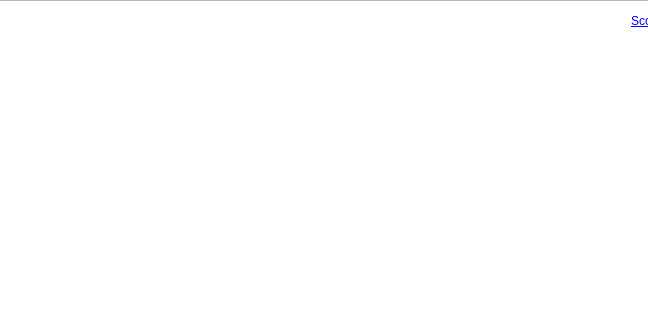
Qt form DDLSurvivor/PacmanFight/game.ui (moon-boat/QT-pacman-fight) before a commit; both pictures show x 250 to 898 and y 0 to 320 of the 1024 by 768 pixel window.
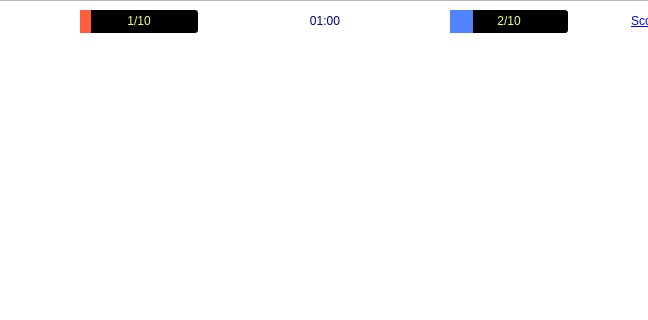
The same form after that commit. Icons and pictures are not drawn.

Patch:
```diff
--- a/DDLSurvivor/PacmanFight/game.ui
+++ b/DDLSurvivor/PacmanFight/game.ui
@@ -134,12 +134,104 @@
     <enum>Qt::NoFocus</enum>
    </property>
   </widget>
+  <widget class="QProgressBar" name="RedLifeBar">
+   <property name="geometry">
+    <rect>
+     <x>330</x>
+     <y>10</y>
+     <width>118</width>
+     <height>23</height>
+    </rect>
+   </property>
+   <property name="styleSheet">
+    <string notr="true">QProgressBar{
+	color: rgb(242, 255, 124);
+	background-color: rgb(0, 0, 0);
+	font: 700 9pt &quot;Microsoft YaHei UI&quot;;
+}
+QProgressBar::chunk{
+	background-color: rgb(255, 93, 61);
+}
+</string>
+   </property>
+   <property name="maximum">
+    <number>10</number>
+   </property>
+   <property name="value">
+    <number>1</number>
+   </property>
+   <property name="alignment">
+    <set>Qt::AlignCenter</set>
+   </property>
+   <property name="format">
+    <string>%v/%m</string>
+   </property>
+  </widget>
+  <widget class="QProgressBar" name="BlueLifeBar">
+   <property name="geometry">
+    <rect>
+     <x>700</x>
+     <y>10</y>
+     <width>118</width>
+     <height>23</height>
+    </rect>
+   </property>
+   <property name="styleSheet">
+    <string notr="true">QProgressBar{
+	color: rgb(242, 255, 124);
+	background-color: rgb(0, 0, 0);
+	font: 700 9pt &quot;Microsoft YaHei UI&quot;;
+}
+QProgressBar::chunk{
+	background-color: rgb(80, 132, 255);
+}
+</string>
+   </property>
+   <property name="maximum">
+    <number>10</number>
+   </property>
+   <property name="value">
+    <number>2</number>
+   </property>
+   <property name="alignment">
+    <set>Qt::AlignCenter</set>
+   </property>
+   <property name="format">
+    <string>%v/%m</string>
+   </property>
+  </widget>
+  <widget class="QLabel" name="TimeCounter">
+   <property name="geometry">
+    <rect>
+     <x>500</x>
+     <y>0</y>
+     <width>150</width>
+     <height>41</height>
+    </rect>
+   </property>
+   <property name="styleSheet">
+    <string notr="true">QLabel{
+background-image: url(:/images/resources/blankBack.png);
+	color: rgb(0, 0, 127);
+font: 16pt &quot;Segoe Print&quot;;
+}</string>
+   </property>
+   <property name="text">
+    <string>01:00</string>
+   </property>
+   <property name="alignment">
+    <set>Qt::AlignCenter</set>
+   </property>
+  </widget>
   <zorder>graphicsView</zorder>
   <zorder>GameSettingButton</zorder>
   <zorder>RedScoreTextLabel</zorder>
   <zorder>RedScoreLabel</zorder>
   <zorder>BlueScoreTextLabel</zorder>
   <zorder>BlueScoreLabel</zorder>
+  <zorder>RedLifeBar</zorder>
+  <zorder>BlueLifeBar</zorder>
+  <zorder>TimeCounter</zorder>
  </widget>
  <resources/>
  <connections/>
```
